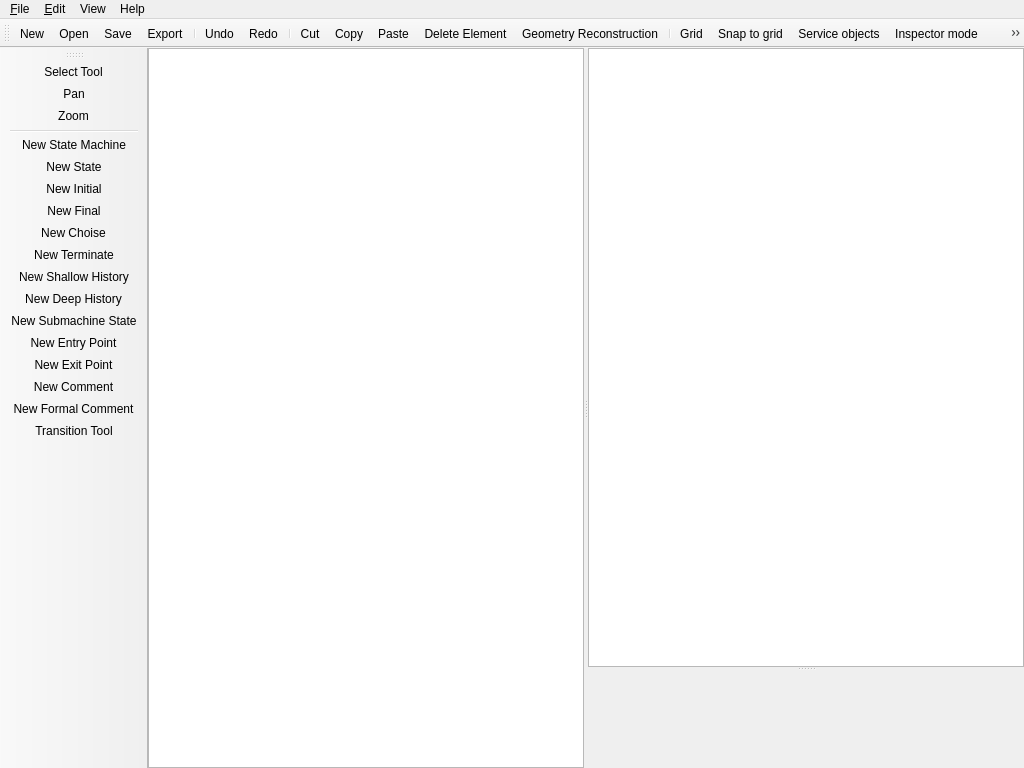
Before: the Qt Designer form smeditor_window.ui in dralex/CyberiadaHSM-Editor, drawn with Qt 5.
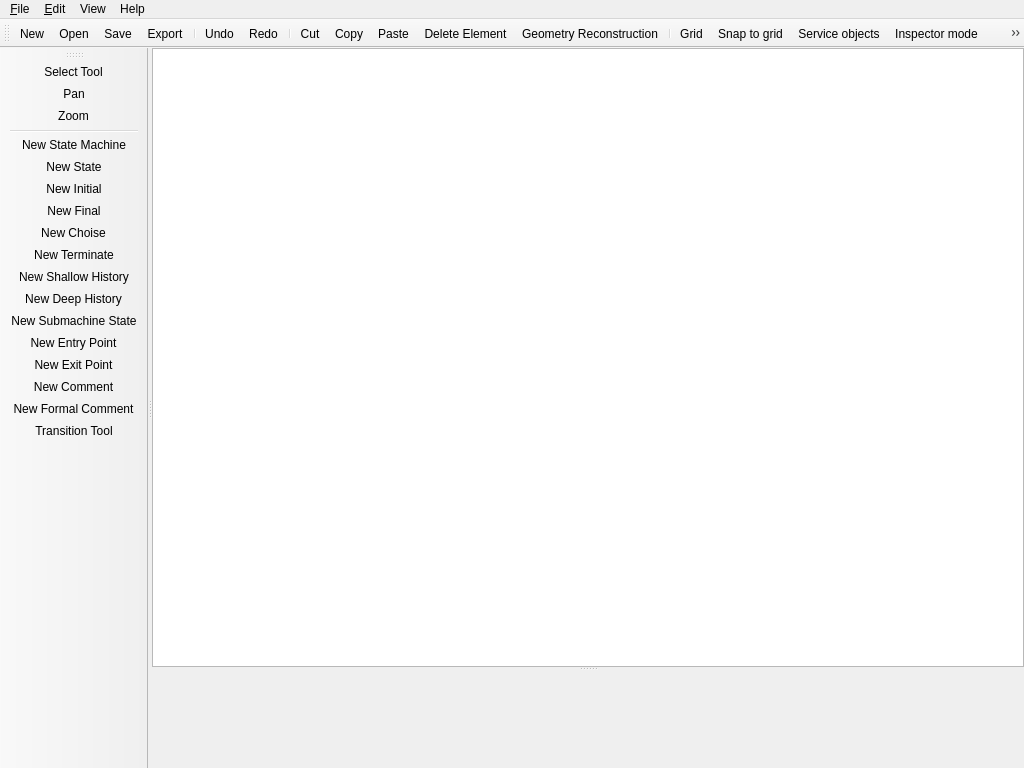
After: the same form once the commit is applied. Icons and pictures are not drawn. Custom widgets are drawn as their Qt base class.

Commit message: document: one class owning the model, the scene and the view

Diff of the .ui file:
```diff
--- a/smeditor_window.ui
+++ b/smeditor_window.ui
@@ -18,7 +18,7 @@
     <normaloff>:/Icons/images/cyberiada.png</normaloff>:/Icons/images/cyberiada.png</iconset>
   </property>
   <widget class="QWidget" name="centralwidget">
-   <layout class="QGridLayout" name="gridLayout">
+   <layout class="QVBoxLayout" name="centralLayout">
     <property name="leftMargin">
      <number>0</number>
     </property>
@@ -34,12 +34,12 @@
     <property name="spacing">
      <number>0</number>
     </property>
-    <item row="0" column="0">
+    <item>
      <widget class="QSplitter" name="vSplitter">
       <property name="orientation">
        <enum>Qt::Horizontal</enum>
       </property>
-      <widget class="CyberiadaSMGraphicsView" name="sceneView"/>
+      <widget class="QStackedWidget" name="documentStack"/>
       <widget class="QSplitter" name="hSplitter">
        <property name="orientation">
         <enum>Qt::Vertical</enum>
@@ -695,11 +695,6 @@
     <slot>slotElementSelected(QModelIndex)</slot>
    </slots>
   </customwidget>
-  <customwidget>
-   <class>CyberiadaSMGraphicsView</class>
-   <extends>QGraphicsView</extends>
-   <header>cyberiadasm_editor_view.h</header>
-  </customwidget>
  </customwidgets>
  <resources>
   <include location="smeditor.qrc"/>
```
The commit also changes 7 other files.
